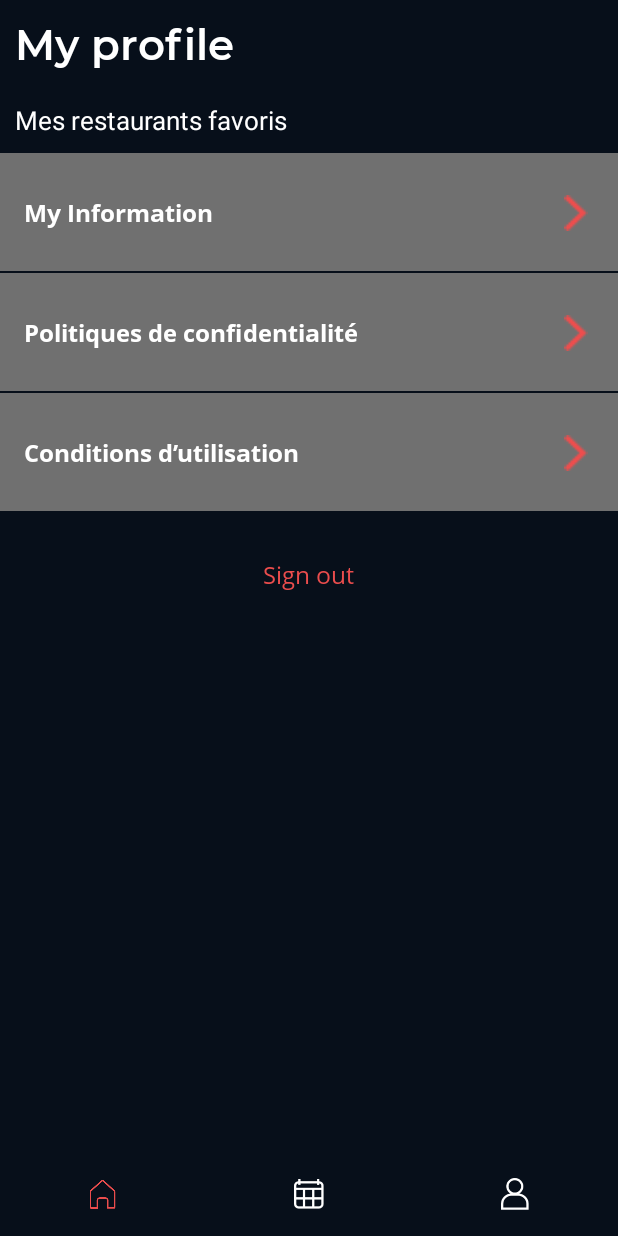
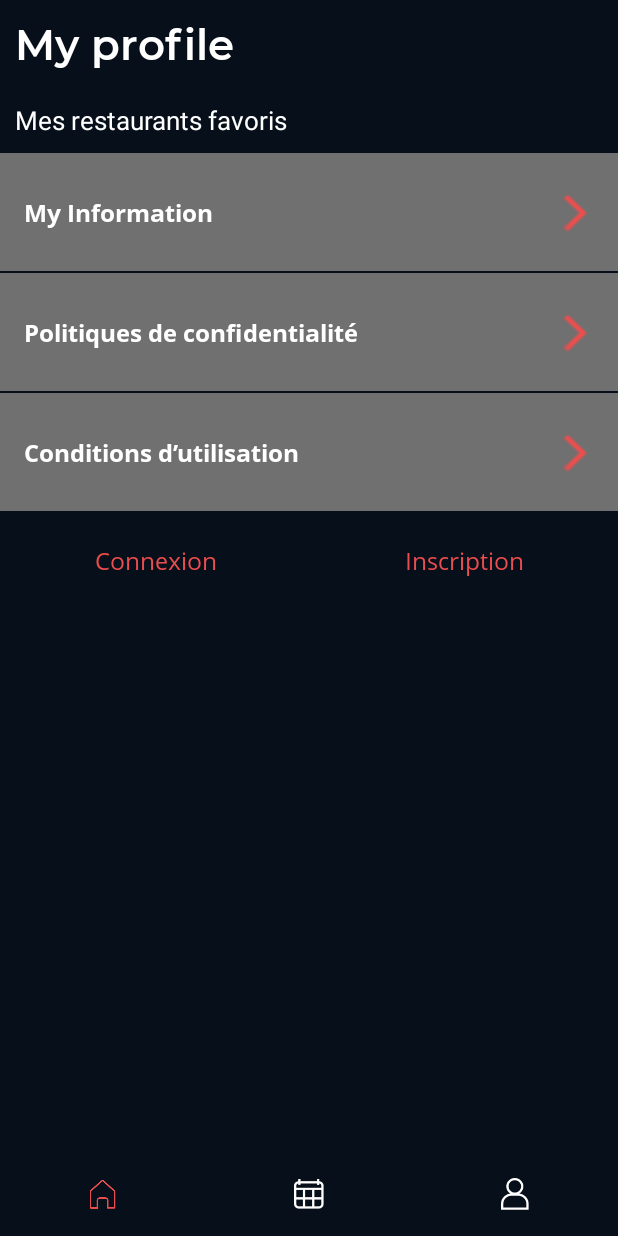
Before and after one commit to hazem1262/ByHalal, an Android app: the fragment ProfileFragment placed in its activity, on a phone screen of 412 x 824 dp. Run offline under Robolectric (Android 15) with nearby library versions, the light colour scheme and no system bars; our stand-ins replace Picasso; pictures from the network do not load; 1 statement that could not run was skipped.

Commit message:
modify profile screen

```diff
--- a/app/src/main/java/com/example/alexander/halalappv1/fragments/ProfileFragment.java
+++ b/app/src/main/java/com/example/alexander/halalappv1/fragments/ProfileFragment.java
@@ -1,6 +1,7 @@
 package com.example.alexander.halalappv1.fragments;
 
 import android.content.Intent;
+import android.content.SharedPreferences;
 import android.os.Bundle;
 import android.support.annotation.Nullable;
 import android.support.constraint.ConstraintLayout;
@@ -14,7 +15,11 @@ import android.widget.LinearLayout;
 import android.widget.TextView;
 
 import com.example.alexander.halalappv1.R;
+import com.example.alexander.halalappv1.activities.AccountInfoActivity;
+import com.example.alexander.halalappv1.activities.ConditionsActivity;
 import com.example.alexander.halalappv1.activities.FavouriteRestaurantsActivity;
+import com.example.alexander.halalappv1.activities.MainActivity;
+import com.example.alexander.halalappv1.activities.PoliciesActivity;
 import com.example.alexander.halalappv1.activities.ProfileSettingsActivity;
 import com.example.alexander.halalappv1.adapters.HomeRestaurantAdapter;
 import com.example.alexander.halalappv1.model.modifiedmodels.Restaurant;
@@ -34,21 +39,29 @@ public class ProfileFragment extends Fragment implements HomeRestaurantAdapter.O
 
     private TextView mUserNameTextView;
     private ConstraintLayout mUserNameLayout;
+    private ConstraintLayout conditionLayout;
+    private ConstraintLayout politiqueLayout;
     private ConstraintLayout mFavouriteRestaurantsLayout;
     private RecyclerView mFavouriteRecyclerView;
     private ArrayList<Restaurant> mFavResList;
     private HomeRestaurantAdapter mRestaurantAdapter;
+    private TextView loggedSignOut;
+    private TextView unLoggedSignIn;
+    private TextView unLoggedSignUp;
 
     //==============================================================================================
     private void updateUserNameView() {
         boolean isLoggedIn = SharedPreferencesHelper.getSharedPreferenceBoolean(getContext(), ConstantsHelper.KEY_IS_LOGGED_IN, false);
         if (isLoggedIn) {
+            loggedSignOut.setVisibility(View.VISIBLE);
             String firstName = SharedPreferencesHelper.getSharedPreferenceString(getContext(), ConstantsHelper.KEY_FIRST_NAME, null);
             String familyName = SharedPreferencesHelper.getSharedPreferenceString(getContext(), ConstantsHelper.KEY_FAMILY_NAME, null);
             if (firstName != null && familyName != null) {
                 mUserNameTextView.setText(firstName.substring(0, 1).toUpperCase() + firstName.substring(1) + " " + familyName.substring(0, 1).toUpperCase() + familyName.substring(1));
             }
         } else {
+            unLoggedSignIn.setVisibility(View.VISIBLE);
+            unLoggedSignUp.setVisibility(View.VISIBLE);
             mUserNameTextView.setText(getResources().getString(R.string.tv_profile_fragment_user_name_text));
         }
     }
@@ -57,7 +70,7 @@ public class ProfileFragment extends Fragment implements HomeRestaurantAdapter.O
         mUserNameLayout.setOnClickListener(new View.OnClickListener() {
             @Override
             public void onClick(View v) {
-                Intent intent = new Intent(getActivity(), ProfileSettingsActivity.class);
+                Intent intent = new Intent(getActivity(), AccountInfoActivity.class);
                 startActivity(intent);
             }
         });
@@ -80,7 +93,12 @@ public class ProfileFragment extends Fragment implements HomeRestaurantAdapter.O
         View rootView = inflater.inflate(R.layout.fragment_profile, container, false);
 
         mUserNameTextView = rootView.findViewById(R.id.tv_profile_fragment_user_name);
-        mUserNameLayout = rootView.findViewById(R.id.profile_fragment_user_name_layout);
+        mUserNameLayout = rootView.findViewById(R.id.myInformationLayout);
+        conditionLayout = rootView.findViewById(R.id.conditionsLayout);
+        politiqueLayout = rootView.findViewById(R.id.politiqueLayout);
+        loggedSignOut = rootView.findViewById(R.id.tv_profile_settings_sign_out);
+        unLoggedSignIn = rootView.findViewById(R.id.tv_profile_settings_sign_in);
+        unLoggedSignUp = rootView.findViewById(R.id.tv_profile_settings_sign_up);
         mFavouriteRestaurantsLayout = rootView.findViewById(R.id.profile_fragment_favourite_restaurants_layout);
         mFavouriteRecyclerView = rootView.findViewById(R.id.myFavRecyclerView);
 
@@ -91,6 +109,45 @@ public class ProfileFragment extends Fragment implements HomeRestaurantAdapter.O
         favouriteRestaurantsLayoutClick();
 
         getFavRestaurents();
+
+        conditionLayout.setOnClickListener(new View.OnClickListener() {
+            @Override
+            public void onClick(View v) {
+                Intent intent = new Intent(getActivity(), ConditionsActivity.class);
+                startActivity(intent);
+            }
+        });
+        politiqueLayout.setOnClickListener(new View.OnClickListener() {
+            @Override
+            public void onClick(View v) {
+                Intent intent = new Intent(getActivity(), PoliciesActivity.class);
+                startActivity(intent);
+            }
+        });
+
+        loggedSignOut.setOnClickListener(new View.OnClickListener() {
+            @Override
+            public void onClick(View v) {
+				SharedPreferencesHelper.setSharedPreferenceBoolean(getContext(), ConstantsHelper.KEY_IS_LOGGED_IN, false);
+				SharedPreferencesHelper.setSharedPreferenceInt(getContext(), ConstantsHelper.KEY_USER_ID, 0);
+				SharedPreferencesHelper.setSharedPreferenceString(getContext(), ConstantsHelper.KEY_FIRST_NAME, null);
+            	Intent intent = new Intent(getActivity(), MainActivity.class);
+            	startActivity(intent);
+            }
+        });
+        unLoggedSignIn.setOnClickListener(new View.OnClickListener() {
+			@Override
+			public void onClick(View v) {
+
+			}
+		});
+        unLoggedSignUp.setOnClickListener(new View.OnClickListener() {
+			@Override
+			public void onClick(View v) {
+
+			}
+		});
+//		loggedSignOut.setVisibility(View.VISIBLE);
         return rootView;
     }
 
--- a/app/src/main/res/drawable/shape_bg_grey_b_grey_br_4.xml
+++ b/app/src/main/res/drawable/shape_bg_grey_b_grey_br_4.xml
@@ -2,7 +2,7 @@
 <shape
     xmlns:android="http://schemas.android.com/apk/res/android">
     <solid
-        android:color="@color/grey_F4F4F4"/>
+        android:color="@color/grey_8B8989"/>
     <corners
         android:radius="4dp"/>
 </shape>
--- a/app/src/main/res/drawable/shape_rounded_pinc_btn.xml
+++ b/app/src/main/res/drawable/shape_rounded_pinc_btn.xml
@@ -5,8 +5,6 @@
 			<corners android:radius="10dp"/>
 			<stroke android:color="@color/pink"
 				android:width="1dp" />
-
-
 		</shape>
 	</item>
 </selector>
--- a/app/src/main/res/layout/fragment_profile.xml
+++ b/app/src/main/res/layout/fragment_profile.xml
@@ -2,6 +2,7 @@
 <ScrollView android:layout_width="match_parent"
 	android:layout_height="match_parent"
 	xmlns:android="http://schemas.android.com/apk/res/android"
+	xmlns:tools="http://schemas.android.com/tools"
 	android:background="@color/modifiedPrimaryColor">
     <LinearLayout
         xmlns:android="http://schemas.android.com/apk/res/android"
@@ -269,6 +270,26 @@
 
         </android.support.constraint.ConstraintLayout>
 
+        <LinearLayout
+            android:layout_width="match_parent"
+            android:layout_height="wrap_content"
+            android:orientation="horizontal">
+            <TextView
+                android:layout_gravity="center"
+                android:layout_marginTop="30dp"
+                android:id="@+id/tv_profile_settings_sign_in"
+                android:layout_width="wrap_content"
+                android:layout_height="wrap_content"
+                android:text="@string/signin"
+                android:textSize="@dimen/app_text_size"
+                android:textColor="@color/pink"
+                android:fontFamily="@font/opensans_regular"
+                android:layout_marginBottom="48dp"
+                android:layout_weight="1"
+                android:gravity="center"
+				android:visibility="invisible"
+				tools:visibility="visible"
+                />
             <TextView
                 android:layout_gravity="center"
                 android:layout_marginTop="30dp"
@@ -280,7 +301,28 @@
                 android:textColor="@color/pink"
                 android:fontFamily="@font/opensans_regular"
                 android:layout_marginBottom="48dp"
+                android:layout_weight="1"
+                android:gravity="center"
+				android:visibility="gone"
+				tools:visibility="visible"
                 />
+            <TextView
+                android:layout_gravity="center"
+                android:gravity="center"
+                android:layout_marginTop="30dp"
+                android:id="@+id/tv_profile_settings_sign_up"
+                android:layout_width="wrap_content"
+                android:layout_height="wrap_content"
+                android:text="@string/signup"
+                android:textSize="@dimen/app_text_size"
+                android:textColor="@color/pink"
+                android:fontFamily="@font/opensans_regular"
+                android:layout_marginBottom="48dp"
+                android:layout_weight="1"
+				android:visibility="invisible"
+				tools:visibility="visible"
+                />
+        </LinearLayout>
 
     </LinearLayout>
 </ScrollView>
--- a/app/src/main/res/values/strings.xml
+++ b/app/src/main/res/values/strings.xml
@@ -235,6 +235,8 @@
 	<string name="myInformation">My Information</string>
     <string name="politique">Politiques de confidentialité</string>
 	<string name="conditions">Conditions d’utilisation</string>
-	<!--=========================================================================================-->
+	<string name="signup">Inscription</string>
+    <string name="signin">Connexion</string>
+    <!--=========================================================================================-->
 
 </resources>
```
Also changed, not shown: app/src/main/java/com/example/alexander/halalappv1/activities/AccountInfoActivity.java (+6 -6 lines), app/src/main/res/layout/activity_account_info.xml (+51 -56 lines), app/src/main/res/layout/activity_conditions.xml (+8 -3 lines), app/src/main/res/layout/activity_policies.xml (+7 -3 lines). Lines whose indentation alone changed are shown as unchanged.
